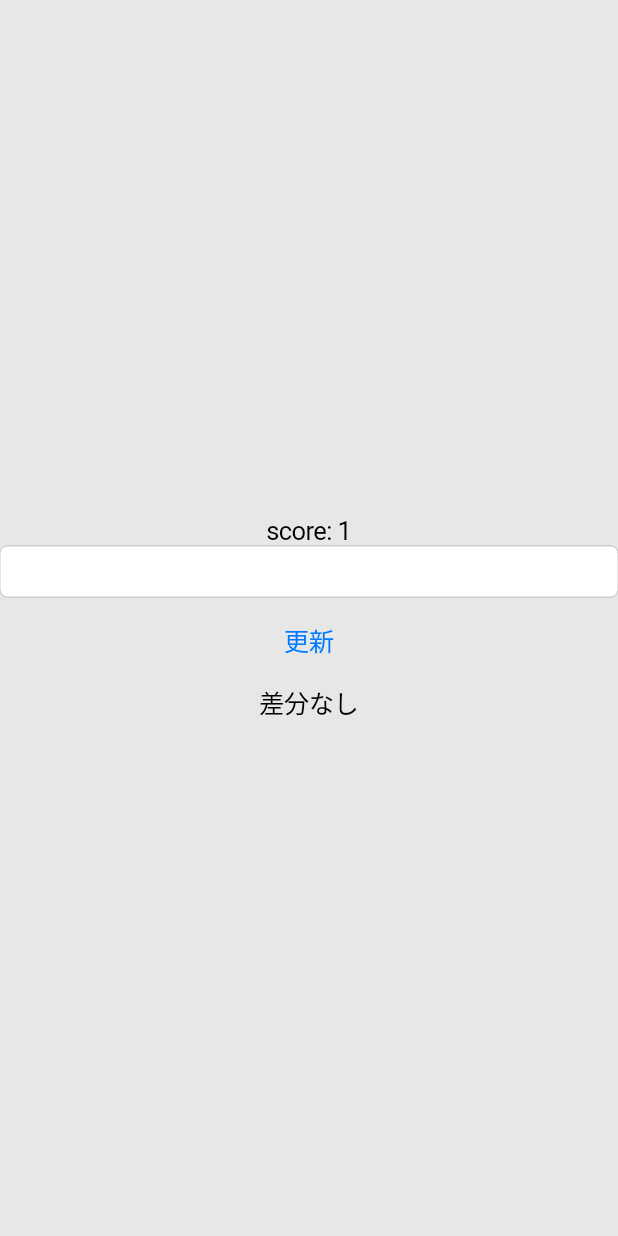
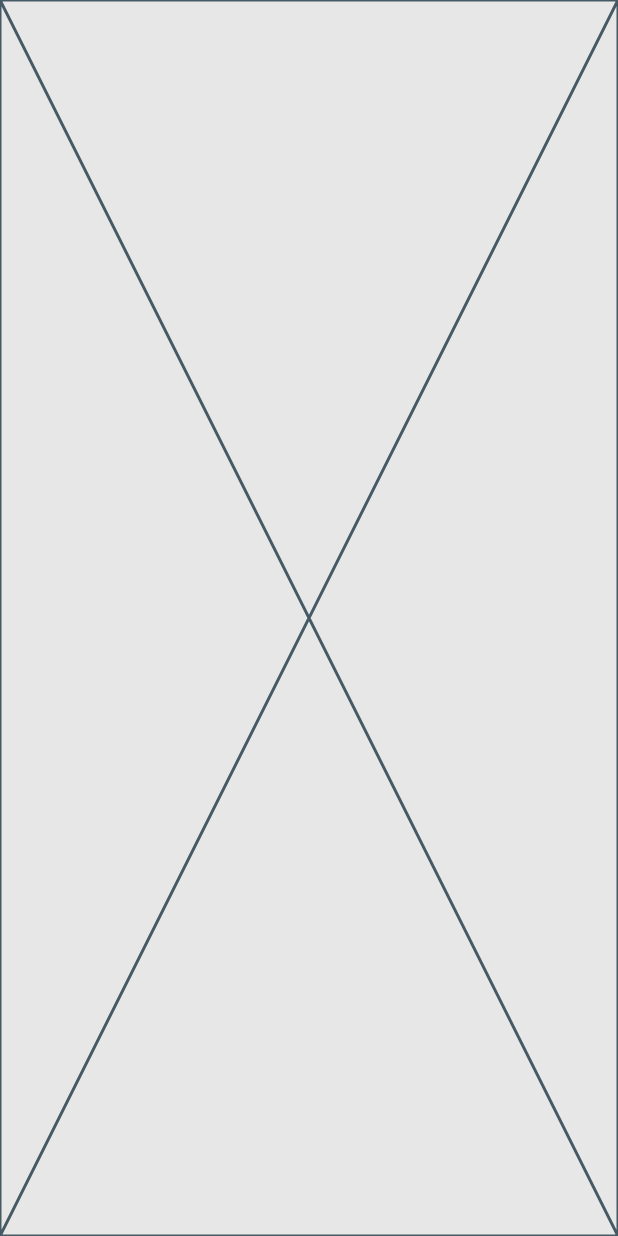
Before and after one commit to rei1011/DAN-DO, a Flutter app: the screen it shows after launch, on a phone screen of 412 x 824 dp. Run offline on Flutter 3.47's test engine with Material 3 defaults, Android fonts, the phone set to English and light mode, and no system bars; our stand-ins replace flutter_hooks.

Commit message:
ScoreChangeViewをTickerViewの雛形に置き換える
Co-Authored-By: Claude Sonnet 5 <noreply@anthropic.com>

```diff
--- a/lib/main.dart
+++ b/lib/main.dart
@@ -19,42 +19,16 @@ class MyApp extends StatelessWidget {
           darkColor: Color(0xFF1D1D1D),
         ),
       ),
-      home: Center(child: ScoreChangeView()),
+      home: Center(child: TickerView()),
     );
   }
 }
 
-class ScoreChangeView extends HookWidget {
-  const ScoreChangeView({super.key});
+class TickerView extends HookWidget {
+  const TickerView({super.key});
 
   @override
   Widget build(BuildContext context) {
-    final score = useState(1);
-    final diff = useValueChanged(
-      score.value,
-      (oldScore, _) => score.value - oldScore,
-    );
-    final controller = useTextEditingController();
-
-    return Column(
-      mainAxisSize: MainAxisSize.min,
-      children: [
-        Text('score: ${score.value}'),
-        CupertinoTextField(
-          controller: controller,
-          keyboardType: TextInputType.number,
-        ),
-        CupertinoButton(
-          onPressed: () {
-            final parsed = int.tryParse(controller.text);
-            if (parsed != null) {
-              score.value = parsed;
-            }
-          },
-          child: const Text('更新'),
-        ),
-        Text('${diff ?? "差分なし"}'),
-      ],
-    );
+    return const Placeholder();
   }
 }
```
